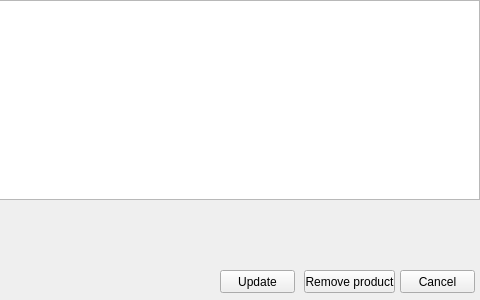
This is updatetv.ui in mhortis/Eshop_QT as Qt 5 draws it before an edit; both pictures show x 320 to 800 and y 0 to 300 of the 800 by 300 pixel window. The edited form follows.
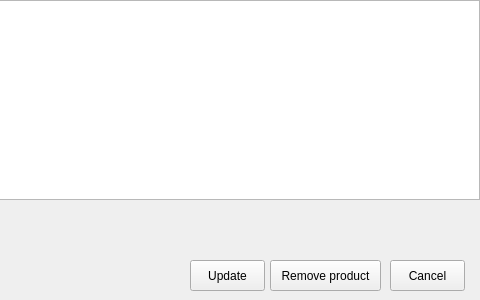
This is the edited form.

Diff of the .ui file:
```diff
--- a/updatetv.ui
+++ b/updatetv.ui
@@ -23,45 +23,45 @@
     </rect>
    </property>
   </widget>
-  <widget class="QPushButton" name="removeButton">
-   <property name="geometry">
-    <rect>
-     <x>624</x>
-     <y>270</y>
-     <width>91</width>
-     <height>23</height>
-    </rect>
-   </property>
-   <property name="text">
-    <string>Remove product</string>
-   </property>
-  </widget>
-  <widget class="QPushButton" name="updateButton">
-   <property name="geometry">
-    <rect>
-     <x>540</x>
-     <y>270</y>
-     <width>75</width>
-     <height>23</height>
-    </rect>
-   </property>
-   <property name="text">
-    <string>Update</string>
-   </property>
-  </widget>
   <widget class="QPushButton" name="cancelButton">
    <property name="geometry">
     <rect>
-     <x>720</x>
-     <y>270</y>
+     <x>710</x>
+     <y>260</y>
      <width>75</width>
-     <height>23</height>
+     <height>31</height>
     </rect>
    </property>
    <property name="text">
     <string>Cancel</string>
    </property>
   </widget>
+  <widget class="QPushButton" name="updateButton">
+   <property name="geometry">
+    <rect>
+     <x>510</x>
+     <y>260</y>
+     <width>75</width>
+     <height>31</height>
+    </rect>
+   </property>
+   <property name="text">
+    <string>Update</string>
+   </property>
+  </widget>
+  <widget class="QPushButton" name="removeButton">
+   <property name="geometry">
+    <rect>
+     <x>590</x>
+     <y>260</y>
+     <width>111</width>
+     <height>31</height>
+    </rect>
+   </property>
+   <property name="text">
+    <string>Remove product</string>
+   </property>
+  </widget>
  </widget>
  <resources/>
  <connections/>
```
Left out of the diff: 2 changed lines with no effect on the pictures.
